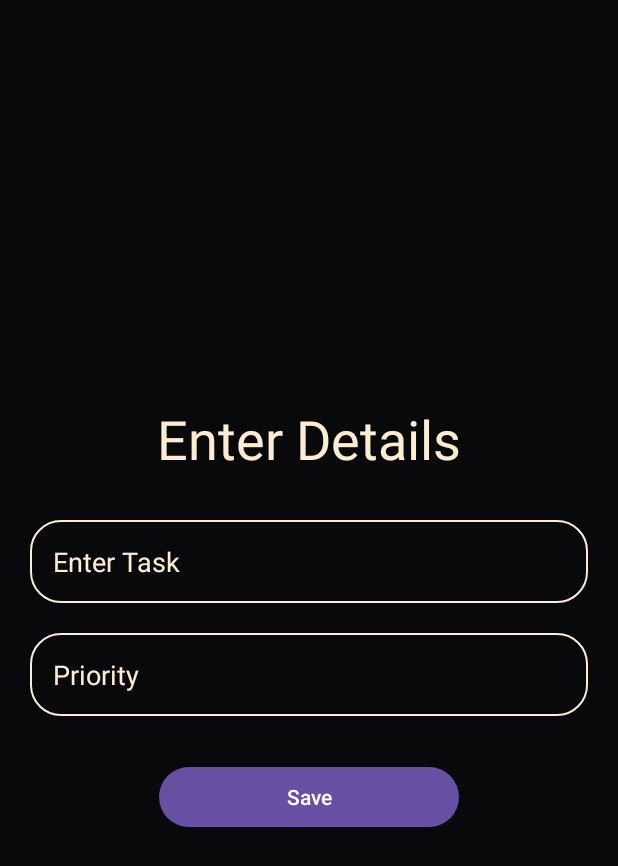
After one commit to SonalWelisara/TaskManager, an Android app: the layout create.xml on its own in the app's theme, with its tools: preview values and no code run, on a phone screen of 412 x 824 dp. The commit adds this screen. Shown: the top 866 px of the screen. Run offline under Robolectric (Android 15) with nearby library versions, the phone set to English and light mode, and no system bars.

Commit message:
xml files

```diff
--- /dev/null
+++ b/app/src/main/res/drawable/custom_edittetext.xml
@@ -0,0 +1,7 @@
+<?xml version="1.0" encoding="utf-8"?>
+<shape android:shape="rectangle" xmlns:android="http://schemas.android.com/apk/res/android">
+
+    <solid android:color="@color/main"/>
+    <stroke android:color="@color/textColor" android:width="1dp"/>
+    <corners android:radius="20dp"/>
+</shape>
--- /dev/null
+++ b/app/src/main/res/layout/create.xml
@@ -0,0 +1,51 @@
+<?xml version="1.0" encoding="utf-8"?>
+<LinearLayout xmlns:android="http://schemas.android.com/apk/res/android"
+    xmlns:app="http://schemas.android.com/apk/res-auto"
+    xmlns:tools="http://schemas.android.com/tools"
+    android:background="@color/main"
+    android:layout_width="match_parent"
+    android:layout_height="match_parent"
+    android:orientation="vertical"
+    android:gravity="center"
+    android:padding="20dp"
+    tools:context=".CreateCard">
+    <TextView
+        android:layout_width="match_parent"
+        android:layout_height="wrap_content"
+        android:text="Enter Details"
+        android:textColor="@color/textColor"
+        android:textSize="36sp"
+        android:gravity="center"
+        android:fontFamily="sans-serif"/>
+    <EditText
+        android:id="@+id/create_title"
+        android:layout_width="match_parent"
+        android:layout_height="wrap_content"
+        android:hint="Enter Task"
+        android:layout_marginTop="30dp"
+        android:padding="15dp"
+        android:background="@drawable/custom_edittetext"
+        android:textColorHint="#ffecd1"
+        android:textColor="@color/textColor"
+        />
+
+    <EditText
+        android:id="@+id/create_priority"
+        android:layout_width="match_parent"
+        android:layout_height="wrap_content"
+        android:layout_marginTop="20dp"
+        android:hint="Priority"
+        android:padding="15dp"
+        android:background="@drawable/custom_edittetext"
+        android:textColorHint="#ffecd1"
+        android:textColor="@color/textColor"
+        />
+
+    <Button
+        android:id="@+id/save_button"
+        android:layout_width="200dp"
+        android:layout_height="wrap_content"
+        android:layout_marginTop="30dp"
+        android:text="Save"/>
+
+</LinearLayout>
--- a/app/src/main/res/values/colors.xml
+++ b/app/src/main/res/values/colors.xml
@@ -2,4 +2,6 @@
 <resources>
     <color name="black">#FF000000</color>
     <color name="white">#FFFFFFFF</color>
+    <color name="main">#08090a</color>
+    <color name="textColor">#ffecd1</color>
 </resources>
```
Also changed, not shown: app/src/main/res/drawable/circular_button.xml (added, +9 -0 lines), app/src/main/res/layout/activity_main.xml (+51 -12 lines), app/src/main/res/layout/splash_screen.xml (added, +29 -0 lines), app/src/main/res/layout/update_card.xml (added, +70 -0 lines), app/src/main/res/layout/view.xml (added, +39 -0 lines).
